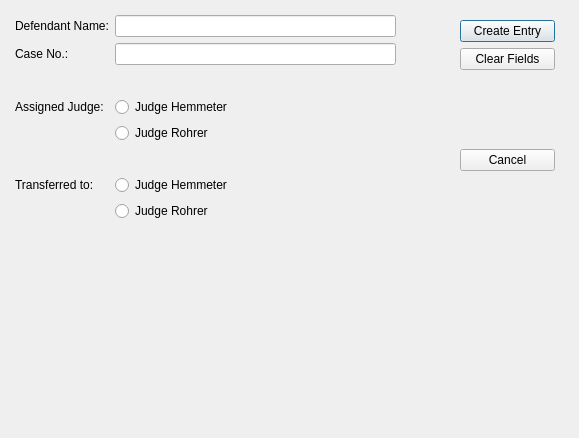
Above: ui/TransferEntryDialog.ui from HunterProgram22/MuniEntry before the change. Below: the same form after it.
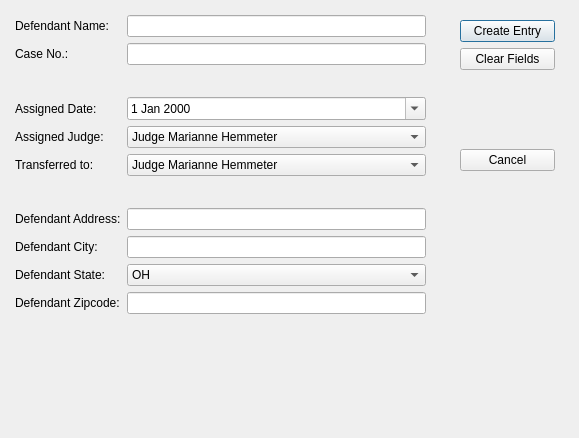
That is the form after the change.

Commit message: Completed Transfer Entry Dialog.

What changed in the file:
```diff
--- a/ui/TransferEntryDialog.ui
+++ b/ui/TransferEntryDialog.ui
@@ -64,7 +64,7 @@
     <rect>
      <x>10</x>
      <y>10</y>
-     <width>391</width>
+     <width>421</width>
      <height>421</height>
     </rect>
    </property>
@@ -115,96 +115,153 @@
      </spacer>
     </item>
     <item row="3" column="0">
+     <widget class="QLabel" name="label_5">
+      <property name="text">
+       <string>Assigned Date:</string>
+      </property>
+     </widget>
+    </item>
+    <item row="3" column="1">
+     <widget class="QDateEdit" name="assigned_date">
+      <property name="calendarPopup">
+       <bool>true</bool>
+      </property>
+      <property name="date">
+       <date>
+        <year>2000</year>
+        <month>1</month>
+        <day>1</day>
+       </date>
+      </property>
+     </widget>
+    </item>
+    <item row="4" column="0">
      <widget class="QLabel" name="label_3">
       <property name="text">
        <string>Assigned Judge:</string>
       </property>
      </widget>
     </item>
-    <item row="3" column="1">
-     <widget class="QRadioButton" name="radioButton_2">
-      <property name="text">
-       <string>Judge Hemmeter</string>
-      </property>
-      <attribute name="buttonGroup">
-       <string notr="true">buttonGroup</string>
-      </attribute>
-     </widget>
-    </item>
     <item row="4" column="1">
-     <widget class="QRadioButton" name="radioButton">
-      <property name="text">
-       <string>Judge Rohrer</string>
-      </property>
-      <attribute name="buttonGroup">
-       <string notr="true">buttonGroup</string>
-      </attribute>
+     <widget class="QComboBox" name="assigned_judge">
+      <item>
+       <property name="text">
+        <string>Judge Marianne Hemmeter</string>
+       </property>
+      </item>
+      <item>
+       <property name="text">
+        <string>Judge Kyle Rohrer</string>
+       </property>
+      </item>
      </widget>
     </item>
     <item row="5" column="0">
-     <spacer name="horizontalSpacer_2">
-      <property name="orientation">
-       <enum>Qt::Horizontal</enum>
-      </property>
-      <property name="sizeHint" stdset="0">
-       <size>
-        <width>40</width>
-        <height>20</height>
-       </size>
-      </property>
-     </spacer>
-    </item>
-    <item row="5" column="1">
-     <spacer name="horizontalSpacer_3">
-      <property name="orientation">
-       <enum>Qt::Horizontal</enum>
-      </property>
-      <property name="sizeHint" stdset="0">
-       <size>
-        <width>40</width>
-        <height>20</height>
-       </size>
-      </property>
-     </spacer>
-    </item>
-    <item row="2" column="1">
-     <spacer name="horizontalSpacer_4">
-      <property name="orientation">
-       <enum>Qt::Horizontal</enum>
-      </property>
-      <property name="sizeHint" stdset="0">
-       <size>
-        <width>40</width>
-        <height>20</height>
-       </size>
-      </property>
-     </spacer>
-    </item>
-    <item row="6" column="0">
      <widget class="QLabel" name="label_4">
       <property name="text">
        <string>Transferred to:</string>
       </property>
      </widget>
     </item>
+    <item row="5" column="1">
+     <widget class="QComboBox" name="transferred_judge">
+      <item>
+       <property name="text">
+        <string>Judge Marianne Hemmeter</string>
+       </property>
+      </item>
+      <item>
+       <property name="text">
+        <string>Judge Kyle Rohrer</string>
+       </property>
+      </item>
+     </widget>
+    </item>
+    <item row="6" column="0">
+     <spacer name="horizontalSpacer_2">
+      <property name="orientation">
+       <enum>Qt::Horizontal</enum>
+      </property>
+      <property name="sizeHint" stdset="0">
+       <size>
+        <width>40</width>
+        <height>20</height>
+       </size>
+      </property>
+     </spacer>
+    </item>
     <item row="6" column="1">
-     <widget class="QRadioButton" name="radioButton_3">
+     <spacer name="horizontalSpacer_3">
+      <property name="orientation">
+       <enum>Qt::Horizontal</enum>
+      </property>
+      <property name="sizeHint" stdset="0">
+       <size>
+        <width>40</width>
+        <height>20</height>
+       </size>
+      </property>
+     </spacer>
+    </item>
+    <item row="7" column="0">
+     <widget class="QLabel" name="label_6">
       <property name="text">
-       <string>Judge Hemmeter</string>
+       <string>Defendant Address:</string>
       </property>
-      <attribute name="buttonGroup">
-       <string notr="true">buttonGroup_2</string>
-      </attribute>
+     </widget>
+    </item>
+    <item row="8" column="0">
+     <widget class="QLabel" name="label_7">
+      <property name="text">
+       <string>Defendant City:</string>
+      </property>
+     </widget>
+    </item>
+    <item row="9" column="0">
+     <widget class="QLabel" name="label_8">
+      <property name="text">
+       <string>Defendant State:</string>
+      </property>
+     </widget>
+    </item>
+    <item row="10" column="0">
+     <widget class="QLabel" name="label_9">
+      <property name="text">
+       <string>Defendant Zipcode:</string>
+      </property>
      </widget>
     </item>
     <item row="7" column="1">
-     <widget class="QRadioButton" name="radioButton_4">
-      <property name="text">
-       <string>Judge Rohrer</string>
-      </property>
-      <attribute name="buttonGroup">
-       <string notr="true">buttonGroup_2</string>
-      </attribute>
+     <widget class="QLineEdit" name="defendant_address"/>
+    </item>
+    <item row="8" column="1">
+     <widget class="QLineEdit" name="defendant_city"/>
+    </item>
+    <item row="10" column="1">
+     <widget class="QLineEdit" name="defendant_zipcode"/>
+    </item>
+    <item row="9" column="1">
+     <widget class="QComboBox" name="defendant_state">
+      <item>
+       <property name="text">
+        <string>OH</string>
+       </property>
+      </item>
+      <item>
+       <property name="text">
+        <string>MI</string>
+       </property>
+      </item>
+      <item>
+       <property name="text">
+        <string>PA</string>
+       </property>
+      </item>
+      <item>
+       <property name="text">
+        <string>IN</string>
+       </property>
+      </item>
      </widget>
     </item>
    </layout>
```
Left out of the diff: 75 changed lines with no effect on the pictures. The commit also changes 4 other files.
